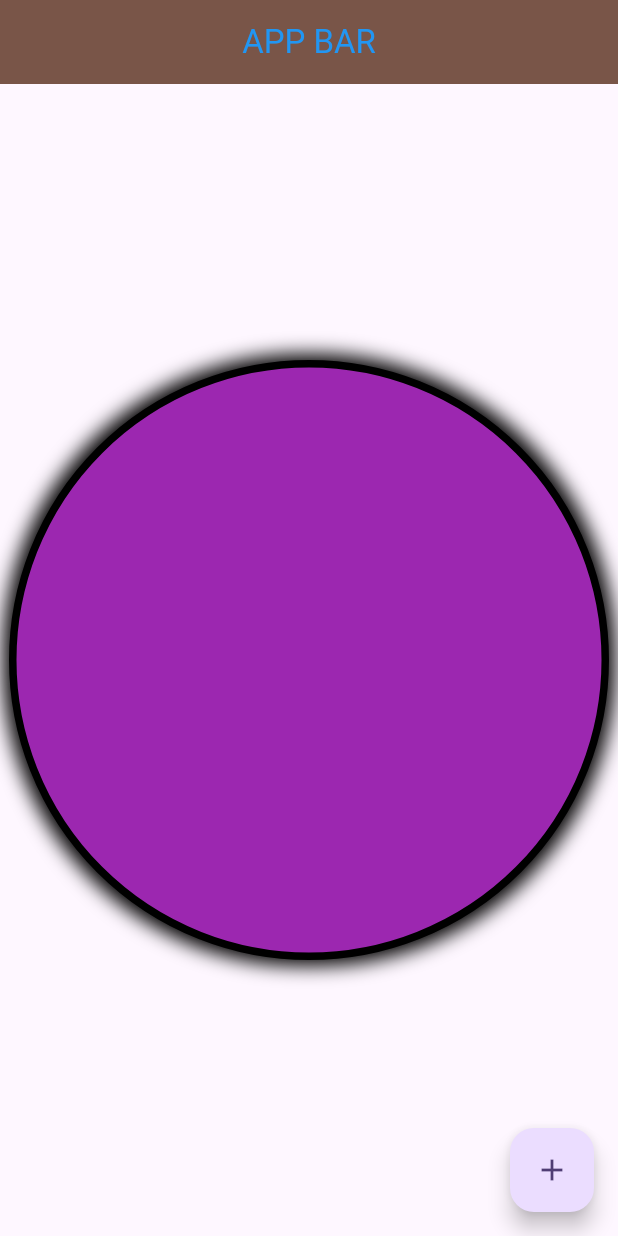
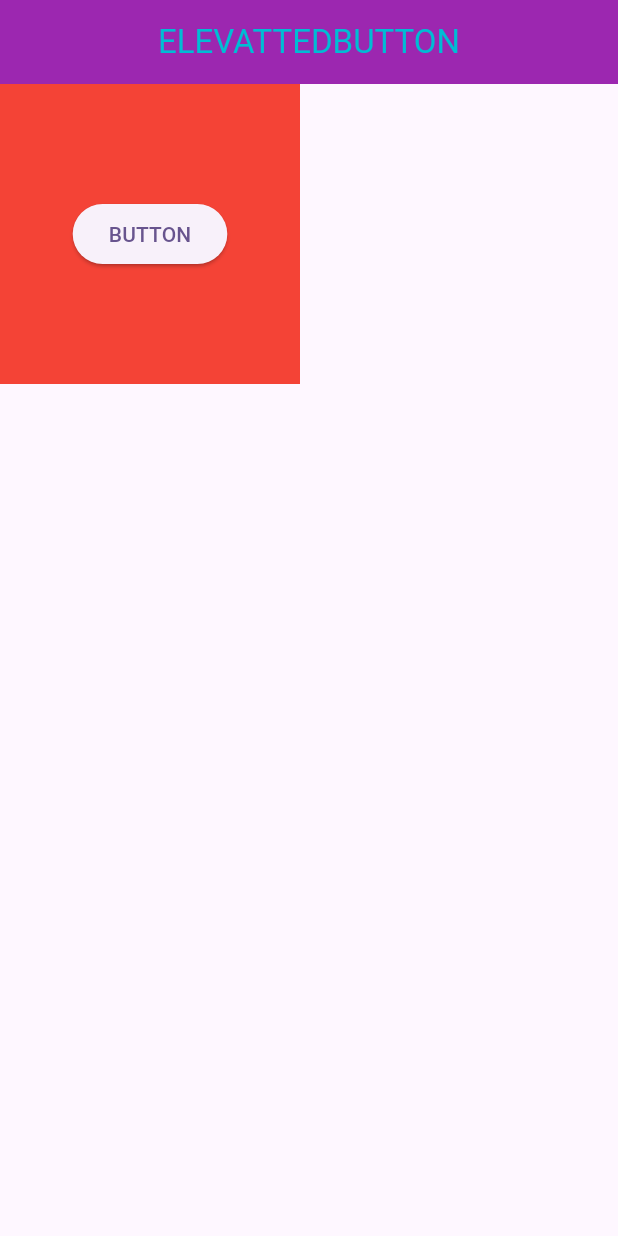
Before and after one commit to razmiya/flutter-practice, a Flutter app: the screen it shows after launch, on a phone screen of 412 x 824 dp. Run offline on Flutter 3.47's test engine with Material 2 defaults, Android fonts, the phone set to English and light mode, and no system bars.

Commit message:
elevatedbuttonpracticed

```diff
--- /dev/null
+++ b/lib/elevated.dart
@@ -0,0 +1,32 @@
+import 'package:flutter/material.dart';
+class Elevatedbuttondemo extends StatefulWidget {
+  const Elevatedbuttondemo({super.key});
+
+  @override
+  State<Elevatedbuttondemo> createState() => _ElevatedbuttondemoState();
+}
+
+class _ElevatedbuttondemoState extends State<Elevatedbuttondemo> {
+  @override
+  Widget build(BuildContext context) {
+    return Scaffold(
+      appBar: AppBar(
+        title: Text('ELEVATTEDBUTTON',style: TextStyle(color: Colors.cyan),),
+        centerTitle: true,
+        backgroundColor: Colors.purple,
+      ),
+      body: Container(
+        child: ElevatedButton(
+          child: Text('BUTTON'),
+          onPressed: (){
+            print('button pressed');
+          },
+        ),
+        height: 200,
+        width: 200,
+        color: Colors.red,
+        alignment: Alignment.center,
+      ),
+    );
+  }
+}
--- a/lib/main.dart
+++ b/lib/main.dart
@@ -1,6 +1,9 @@
 import 'package:androidstudioproject/practice.dart';
 import 'package:flutter/material.dart';
+import 'package:androidstudioproject/practice2.dart';
 
+import 'checkbox.dart';
+import 'elevated.dart';
 void main() {
   runApp(const MyApp());
 }
@@ -32,7 +35,7 @@ class MyApp extends StatelessWidget {
         colorScheme: ColorScheme.fromSeed(seedColor: Colors.deepPurple),
         useMaterial3: true,
       ),
-      home:Practice(),
+      home:Elevatedbuttondemo (),
     );
   }
 }
```
Also changed, not shown: lib/checkbox.dart (added, +38 -0 lines), lib/practice.dart (+13 -2 lines), lib/practice2.dart (added, +147 -0 lines).
